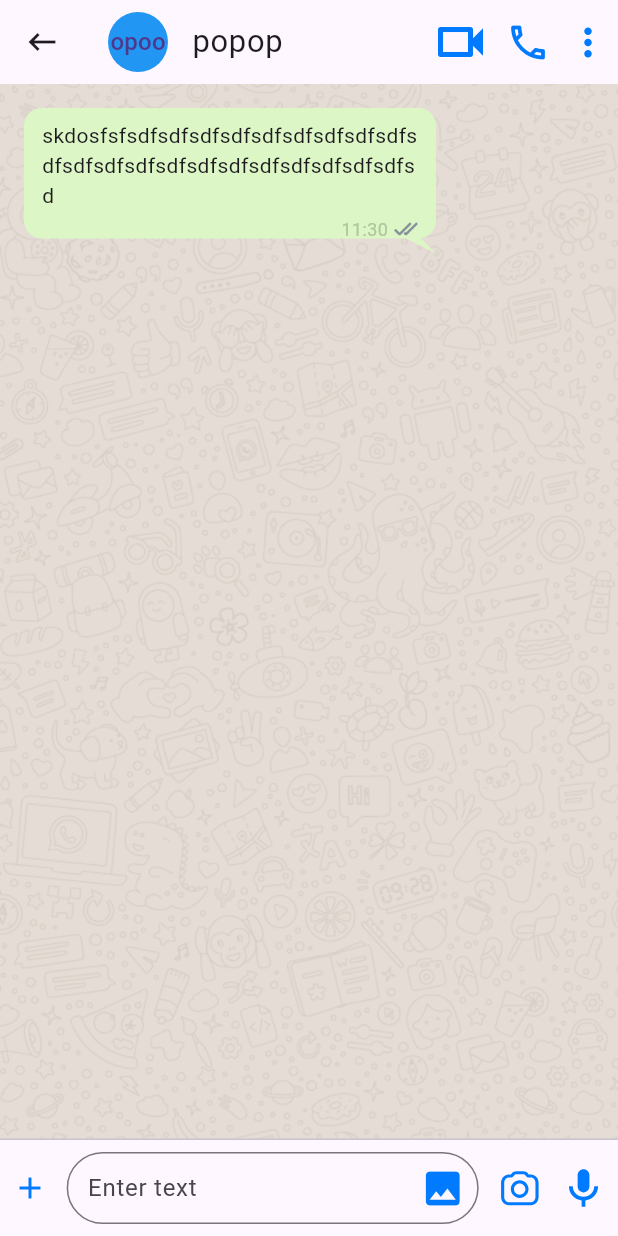
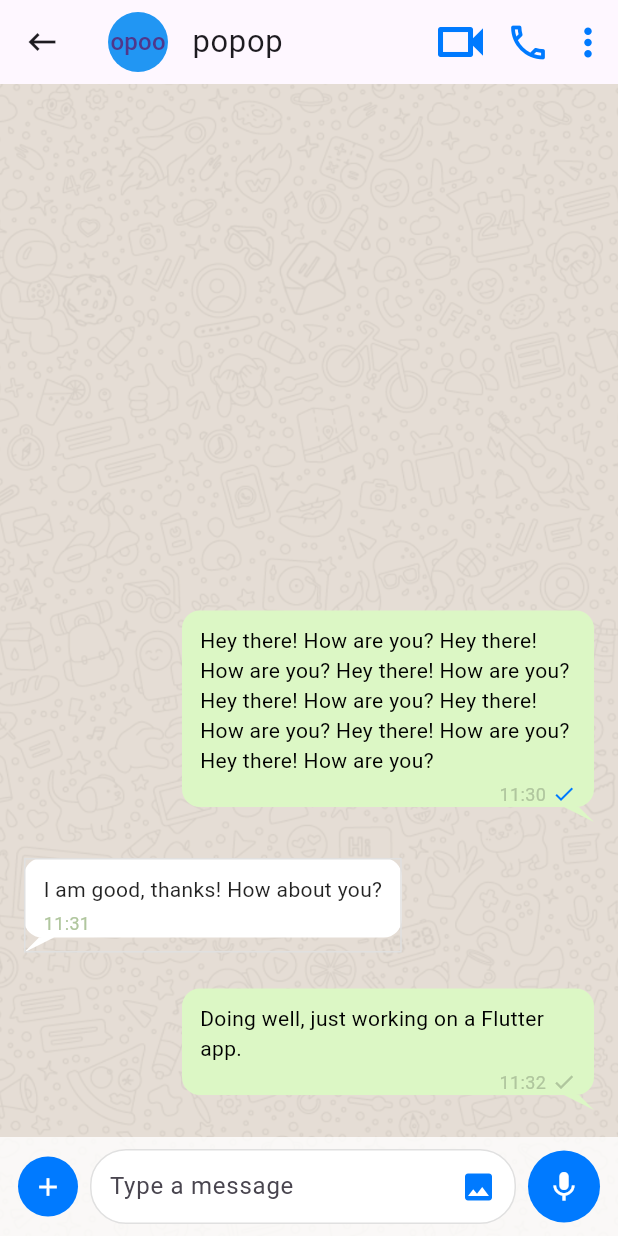
Before and after one commit to NazmiaMouri/WhatsApp_With_Flutter, a Flutter app: the Conversation screen opened by its route, on a phone screen of 412 x 824 dp. Run offline on Flutter 3.47's test engine with Material 3 defaults, Android fonts, the light colour scheme and no system bars; our stand-ins replace flutter_riverpod, flutter_svg, socket_io_client; network calls fail.

Commit message:
chat bubble creation and individual chatpage creation

```diff
--- a/lib/models/message_model.dart
+++ b/lib/models/message_model.dart
@@ -1,14 +1,22 @@
 import 'package:json_annotation/json_annotation.dart';
 
 part 'message_model.g.dart';
+
+enum MessageStatus { sent, delivered, seen }
 
 @JsonSerializable()
 class Message {
   final String type;
   final String msg;
   final String time;
+  final MessageStatus status;
 
-  Message({required this.type, required this.msg, required this.time});
+  Message({
+    required this.type,
+    required this.msg,
+    required this.time,
+    this.status = MessageStatus.sent,
+  });
 
   factory Message.fromJson(Map<String, dynamic> json) =>
       _$MessageFromJson(json);
--- a/lib/view/individual_chat/conversation.dart
+++ b/lib/view/individual_chat/conversation.dart
@@ -16,11 +16,31 @@ class Conversation extends StatefulWidget {
 
 class _ConversationState extends State<Conversation> {
   late IO.Socket socket;
+  final TextEditingController _textController = TextEditingController();
   List<Message> messages = [];
+  bool _hasText = false;
 
   @override
   void initState() {
     super.initState();
+    _textController.addListener(_onTextChanged);
+    messages = [
+      Message(
+          type: 'source',
+          msg:
+              'Hey there! How are you? Hey there! How are you? Hey there! How are you? Hey there! How are you? Hey there! How are you? Hey there! How are you? Hey there! How are you? ',
+          time: '11:30',
+          status: MessageStatus.seen),
+      Message(
+          type: 'destination',
+          msg: 'I am good, thanks! How about you?',
+          time: '11:31'),
+      Message(
+          type: 'source',
+          msg: 'Doing well, just working on a Flutter app.',
+          time: '11:32',
+          status: MessageStatus.sent),
+    ];
   }
 
   void socketConnection() {
@@ -47,12 +67,26 @@ class _ConversationState extends State<Conversation> {
     Message messageModel = Message(
         type: type,
         msg: message,
-        time: DateTime.now().toString().substring(10, 16));
+        time: DateTime.now().toString().substring(10, 16),
+        status: MessageStatus.sent);
     print(messages);
 
     setState(() {
       messages.add(messageModel);
     });
+  }
+
+  void _onTextChanged() {
+    setState(() {
+      _hasText = _textController.text.trim().isNotEmpty;
+    });
+  }
+
+  @override
+  void dispose() {
+    _textController.removeListener(_onTextChanged);
+    _textController.dispose();
+    super.dispose();
   }
 
   @override
@@ -121,62 +155,105 @@ class _ConversationState extends State<Conversation> {
           ),
         ),
         child: SafeArea(
+          child: Column(
+            children: [
+              Expanded(
                 child: Padding(
-            padding: const EdgeInsets.all(16.0),
-            child: Align(
-              alignment: Alignment.topLeft,
-              child: MyMessage(),
-            ),
-          ),
-        ),
-      ),
-      persistentFooterButtons: [
-        Row(
-          mainAxisAlignment: MainAxisAlignment.spaceBetween,
-          children: [
-            Icon(
-              Icons.add,
-              color: AppColors.blue,
-            ),
-            SizedBox(
-              width: ScreenSize.width / 1.5,
-              child: TextField(
-                decoration: InputDecoration(
-                  isDense: true,
-                  contentPadding: EdgeInsets.fromLTRB(10, 0, 0, 0),
-                  border: OutlineInputBorder(
-                      borderRadius: BorderRadius.circular(50)),
-                  hintText: 'Enter text',
-                  suffixIcon: IconButton(
-                    icon: Icon(
-                      Icons.image,
-                      size: 30,
-                      color: AppColors.blue,
-                    ),
-                    onPressed: () {
-                      // Define the action to perform
+                  padding: const EdgeInsets.symmetric(
+                      horizontal: 16.0, vertical: 12.0),
+                  child: ListView.separated(
+                    reverse: true,
+                    itemCount: messages.length,
+                    separatorBuilder: (context, index) => SizedBox(height: 12),
+                    itemBuilder: (context, index) {
+                      final message = messages[messages.length - 1 - index];
+                      final isSender =
+                          message.type.toLowerCase().contains('source');
+                      return ChatBubble(
+                        message: message.msg,
+                        time: message.time,
+                        isSender: isSender,
+                        status: message.status,
+                      );
                     },
                   ),
                 ),
               ),
+              Container(
+                color: Colors.white.withOpacity(0.8),
+                padding: EdgeInsets.symmetric(horizontal: 12, vertical: 8),
+                child: Row(
+                  children: [
+                    InkWell(
+                      onTap: () {},
+                      child: Container(
+                        decoration: BoxDecoration(
+                          color: AppColors.blue,
+                          shape: BoxShape.circle,
                         ),
-            SvgPicture.asset(
-              'assets/icons/Icone=Camera outline.svg',
-              semanticsLabel: 'Logo',
-              color: AppColors.blue,
-              height: 30.0,
-              width: 30.0,
+                        padding: EdgeInsets.all(10),
+                        child: Icon(Icons.add, color: Colors.white, size: 20),
                       ),
-            SvgPicture.asset(
-              'assets/icons/Icone=Mic.svg',
-              semanticsLabel: 'Logo',
-              color: AppColors.blue,
-              height: 30.0,
-              width: 30.0,
+                    ),
+                    SizedBox(width: 8),
+                    Expanded(
+                      child: Container(
+                        decoration: BoxDecoration(
+                          color: Colors.white,
+                          borderRadius: BorderRadius.circular(24),
+                          border: Border.all(color: Colors.grey.shade300),
+                        ),
+                        child: Row(
+                          children: [
+                            SizedBox(width: 12),
+                            Expanded(
+                              child: TextField(
+                                controller: _textController,
+                                decoration: InputDecoration(
+                                  hintText: 'Type a message',
+                                  border: InputBorder.none,
+                                ),
+                                onSubmitted: (value) {
+                                  if (value.trim().isNotEmpty) {
+                                    setMessage('source', value.trim());
+                                    _textController.clear();
+                                  }
+                                },
+                              ),
+                            ),
+                            IconButton(
+                              icon: Icon(Icons.image, color: AppColors.blue),
+                              onPressed: () {},
                             ),
                           ],
-        )
+                        ),
+                      ),
+                    ),
+                    SizedBox(width: 8),
+                    Container(
+                      decoration: BoxDecoration(
+                        color: AppColors.blue,
+                        shape: BoxShape.circle,
+                      ),
+                      child: IconButton(
+                        icon: Icon(_hasText ? Icons.send : Icons.mic,
+                            color: Colors.white),
+                        onPressed: () {
+                          if (_hasText) {
+                            final text = _textController.text.trim();
+                            setMessage('source', text);
+                            _textController.clear();
+                          }
+                        },
+                      ),
+                    ),
                   ],
+                ),
+              ),
+            ],
+          ),
+        ),
+      ),
     );
   }
 }
--- a/lib/view/individual_chat/my_message.dart
+++ b/lib/view/individual_chat/my_message.dart
@@ -2,13 +2,19 @@ import 'package:flutter/cupertino.dart';
 import 'package:flutter_svg/flutter_svg.dart';
 import 'package:whats_app/constants/colors.dart';
 import 'package:whats_app/constants/screen_size.dart';
+import 'package:whats_app/models/message_model.dart';
 import 'package:flutter/material.dart';
 
 class ChatBubblePainter extends CustomPainter {
   final Color color;
   final Radius radius;
+  final bool isSender;
 
-  ChatBubblePainter({required this.color, required this.radius});
+  ChatBubblePainter({
+    required this.color,
+    required this.radius,
+    required this.isSender,
+  });
 
   @override
   void paint(Canvas canvas, Size size) {
@@ -23,63 +29,118 @@ class ChatBubblePainter extends CustomPainter {
 
     path.addRRect(rect);
 
-    // Add tail
+    if (isSender) {
       path.moveTo(size.width - 20, size.height - tailHeight);
       path.lineTo(size.width, size.height);
       path.lineTo(size.width - tailWidth, size.height - tailHeight);
+    } else {
+      path.moveTo(tailWidth, size.height - tailHeight);
+      path.lineTo(0, size.height);
+      path.lineTo(20, size.height - tailHeight);
+    }
     path.close();
 
     canvas.drawPath(path, Paint()..color = color);
   }
 
   @override
-  bool shouldRepaint(ChatBubblePainter oldDelegate) => false;
+  bool shouldRepaint(ChatBubblePainter oldDelegate) =>
+      oldDelegate.color != color ||
+      oldDelegate.radius != radius ||
+      oldDelegate.isSender != isSender;
 }
 
-class MyMessage extends StatelessWidget {
-  const MyMessage({super.key});
+class ChatBubble extends StatelessWidget {
+  final String message;
+  final String time;
+  final bool isSender;
+  final MessageStatus status;
+
+  const ChatBubble({
+    super.key,
+    required this.message,
+    required this.time,
+    required this.isSender,
+    this.status = MessageStatus.sent,
+  });
 
   @override
   Widget build(BuildContext context) {
-    return CustomPaint(
+    final bubbleColor = isSender ? AppColors.myMessageBackground : Colors.white;
+    final textColor = isSender ? Colors.black : Colors.black87;
+    final border = isSender ? null : Border.all(color: Colors.grey.shade300);
+
+    return Align(
+      alignment: isSender ? Alignment.centerRight : Alignment.centerLeft,
+      child: Container(
+        margin: EdgeInsets.symmetric(vertical: 6),
+        child: CustomPaint(
           painter: ChatBubblePainter(
-        color: AppColors.myMessageBackground,
+            color: bubbleColor,
             radius: Radius.circular(12),
+            isSender: isSender,
           ),
           child: Container(
             constraints: BoxConstraints(maxWidth: ScreenSize.width / 1.5),
-        padding: EdgeInsets.symmetric(horizontal: 12, vertical: 8),
+            padding: EdgeInsets.symmetric(horizontal: 12, vertical: 10),
+            decoration: BoxDecoration(
+              color: Colors.transparent,
+              border: border,
+            ),
             child: Column(
               mainAxisSize: MainAxisSize.min,
-          crossAxisAlignment: CrossAxisAlignment.end,
+              crossAxisAlignment:
+                  isSender ? CrossAxisAlignment.end : CrossAxisAlignment.start,
               children: [
                 Text(
-              'skdosfsfsdfsdfsdfsdfsdfsdfsdfsdfsdfsdfsdfsdfsd'
-              'fsdfsdfsdfsdfsdfsdfsdfsdfsd',
+                  message,
+                  style: TextStyle(color: textColor),
                   overflow: TextOverflow.clip,
                   softWrap: true,
                 ),
                 SizedBox(height: 4),
                 Row(
+                  mainAxisSize: MainAxisSize.min,
                   mainAxisAlignment: MainAxisAlignment.end,
-              mainAxisSize: MainAxisSize.min,
                   children: [
                     Text(
-                  '11:30',
-                  textAlign: TextAlign.end,
-                  style: TextStyle(color: AppColors.textLight, fontSize: 12),
+                      time,
+                      style:
+                          TextStyle(color: AppColors.textLight, fontSize: 12),
                     ),
+                    if (isSender) ...[
                       SizedBox(width: 4),
-                SvgPicture.asset(
-                  'assets/icons/Icone=Tick.svg',
-                  height: 16,
-                  width: 16,
+                      Icon(
+                        Icons.check,
+                        size: 16,
+                        color: status == MessageStatus.seen
+                            ? AppColors.blue
+                            : AppColors.textLight,
                       ),
+                    ]
                   ],
                 ),
               ],
             ),
           ),
+        ),
+      ),
     );
   }
 }
+
+// class MyMessage extends StatelessWidget {
+//   final bool isSender;
+
+//   const MyMessage({super.key, this.isSender = true});
+
+//   @override
+//   Widget build(BuildContext context) {
+//     return ChatBubble(
+//       message:
+//           'skdosfsfsdfsdfsdfsdfsdfsdfsdfsdfsdfsdfsdfsdfsdfsdfsdfsdfsdfsdfsdfsdfsdfsd',
+//       time: '11:30',
+//       isSender: isSender,
+//     );
+//   }
+// }
```
Lines whose indentation alone changed are shown as unchanged.
